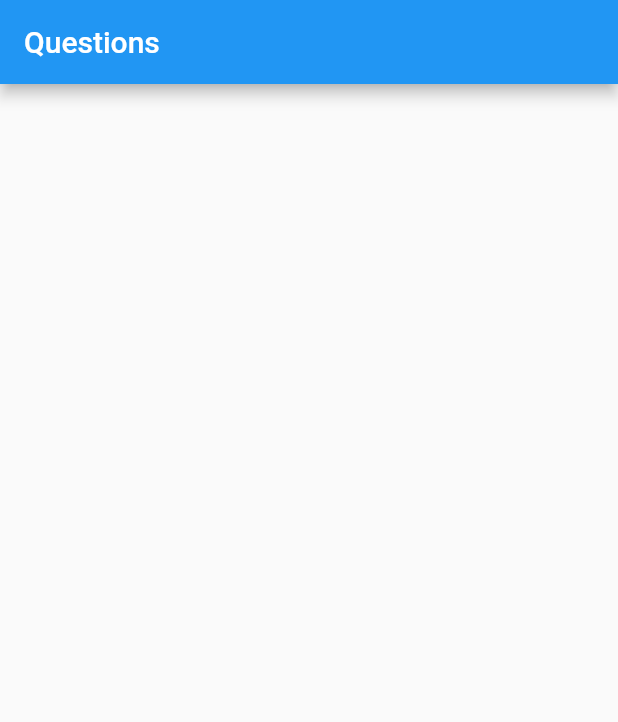
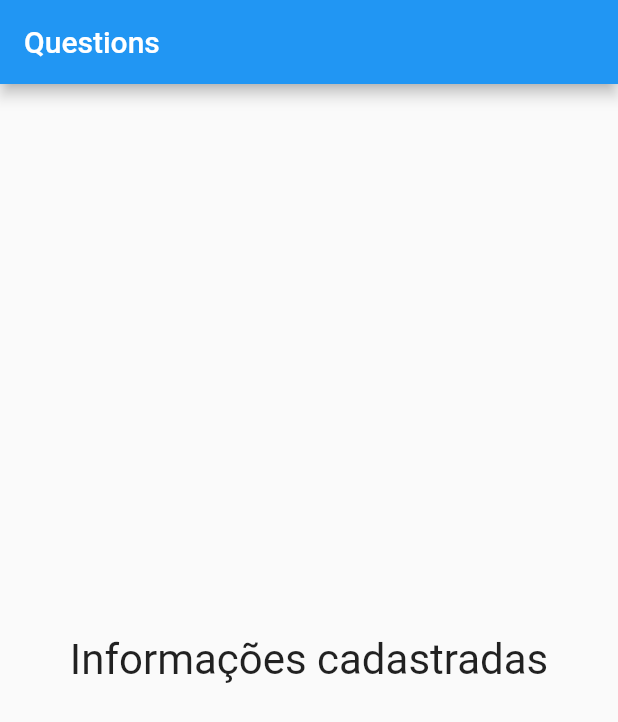
Before and after one commit to DhBarboza/Flutter, a Flutter app: the screen it shows after launch, after a tap on "Menor que 40kg", after a tap on "Entre 1,45m e 1,65", after a tap on "Sedentário", on a phone screen of 412 x 824 dp. Shown: the top 722 px of the screen. Run offline on Flutter 3.47's test engine with Material 2 defaults, Android fonts, the phone set to English and light mode, and no system bars.

Commit message:
Adicionando página de resposta

```diff
--- a/quiz_app/lib/main.dart
+++ b/quiz_app/lib/main.dart
@@ -79,7 +79,14 @@ class _QuestionState extends State<Questions> {
                   ...listAnswers.map((text) => Answer(text, _answer)).toList(),
                 ],
               )
-            : null,
+            : Center(
+                child: Text(
+                  'Informações cadastradas',
+                  style: TextStyle(
+                    fontSize: 28,
+                  ),
+                ),
+              ),
       ),
     );
   }
```
